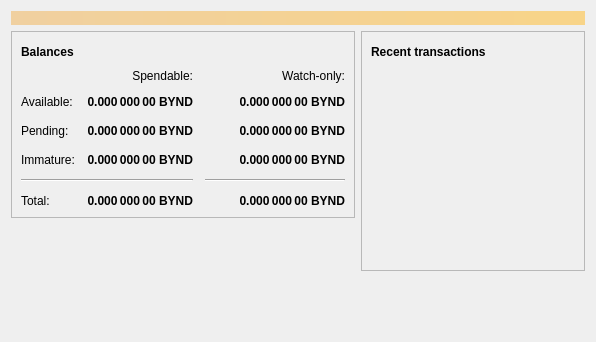
Before: the Qt Designer form src/qt/forms/overviewpage.ui in odeonus/beyondcoin-BYND, drawn with Qt 5.
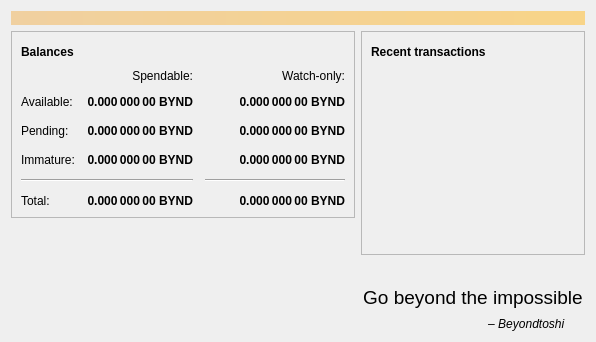
After: the same form once the commit is applied. Icons and pictures are not drawn.

Commit message: GUI: Add quote by Beyondtoshi

What changed in the file:
```diff
--- a/src/qt/forms/overviewpage.ui
+++ b/src/qt/forms/overviewpage.ui
@@ -549,6 +549,60 @@
          </property>
         </spacer>
        </item>
+       <item>
+        <widget class="QLabel" name="label">
+         <property name="font">
+          <font>
+           <pointsize>14</pointsize>
+          </font>
+         </property>
+         <property name="layoutDirection">
+          <enum>Qt::LeftToRight</enum>
+         </property>
+         <property name="autoFillBackground">
+          <bool>false</bool>
+         </property>
+         <property name="styleSheet">
+          <string notr="true"/>
+         </property>
+         <property name="text">
+          <string>Go beyond the impossible</string>
+         </property>
+         <property name="scaledContents">
+          <bool>false</bool>
+         </property>
+         <property name="alignment">
+          <set>Qt::AlignCenter</set>
+         </property>
+        </widget>
+       </item>
+       <item>
+        <widget class="QLabel" name="label_2">
+         <property name="minimumSize">
+          <size>
+           <width>0</width>
+           <height>16</height>
+          </size>
+         </property>
+         <property name="font">
+          <font>
+           <italic>true</italic>
+          </font>
+         </property>
+         <property name="styleSheet">
+          <string notr="true"/>
+         </property>
+         <property name="text">
+          <string>                                – Beyondtoshi</string>
+         </property>
+         <property name="alignment">
+          <set>Qt::AlignBottom|Qt::AlignHCenter</set>
+         </property>
+         <property name="margin">
+          <number>2</number>
+         </property>
+        </widget>
+       </item>
       </layout>
      </item>
     </layout>
```
